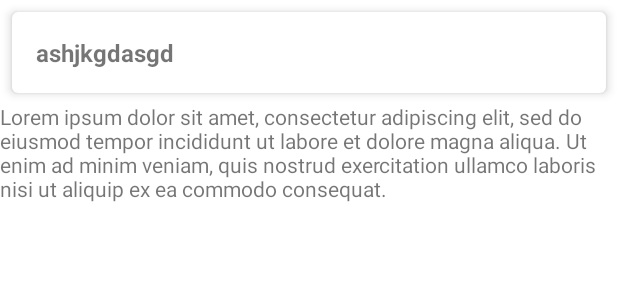
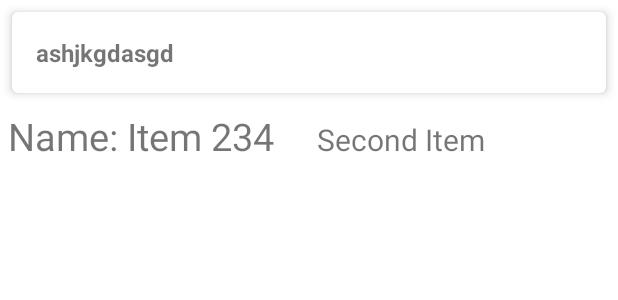
Before and after one commit to anupreetttt/FetchRewardsExercise, an Android app: the layout row_items.xml on its own in the app's theme, with its tools: preview values and no code run, on a phone screen of 412 x 824 dp. Shown: the top 300 px of the screen. Run offline under Robolectric (Android 15) with nearby library versions, the phone set to English and light mode, and no system bars.

Commit message:
Properly sorted

```diff
--- a/app/src/main/java/com/example/fetchrewardsexercise/MainActivity.kt
+++ b/app/src/main/java/com/example/fetchrewardsexercise/MainActivity.kt
@@ -50,7 +50,7 @@ class MainActivity : AppCompatActivity() {
                 val responseBody = response.body()!!
                 val items = responseBody
                     .filter { !it.name.isNullOrEmpty() }
-                    .sortedWith(compareBy({ it.listId }, { it.name } , {it.id}))
+                    .sortedWith(compareBy({ it.listId }, { it.name!!.split(" ")[1].toInt() }))
                     .groupBy { it.listId }
                     .toList()
 
--- a/app/src/main/java/com/example/fetchrewardsexercise/MyAdapter.kt
+++ b/app/src/main/java/com/example/fetchrewardsexercise/MyAdapter.kt
@@ -4,6 +4,7 @@ import android.content.Context
 import android.view.LayoutInflater
 import android.view.View
 import android.view.ViewGroup
+import android.widget.LinearLayout
 import android.widget.TextView
 import android.widget.Toast
 import androidx.constraintlayout.widget.ConstraintLayout
@@ -16,8 +17,7 @@ class MyAdapter(val context: Context, val dataItems: List<Pair<Int, List<MyDataI
     class ViewHolder(itemView: View) : RecyclerView.ViewHolder(itemView) {
         val listId: TextView = itemView.findViewById(R.id.list_id)
         val names: TextView = itemView.findViewById(R.id.textView1)
-//        val id : TextView = itemView.findViewById(R.id.textView2)
-        val constraintLayout: ConstraintLayout = itemView.findViewById(R.id.expandedLayout)
+        val constraintLayout: LinearLayout = itemView.findViewById(R.id.expandedLayout)
     }
 
     override fun onCreateViewHolder(parent: ViewGroup, viewType: Int): MyAdapter.ViewHolder {
@@ -29,10 +29,9 @@ class MyAdapter(val context: Context, val dataItems: List<Pair<Int, List<MyDataI
         val currentItem = dataItems[position].second[0]
 
         holder.listId.text = "List " + currentItem.listId.toString()
-//        holder.id.text = "ID: " + currentItem.id
 
-        val names = dataItems[position].second.joinToString(", ") { it.name!! }
-        holder.names.text = "Name: " + names
+        val names = dataItems[position].second.map { "Name: ${it.name!!}" }.joinToString(", ")
+        holder.names.text = names
 
         val isVisible : Boolean = currentItem.visibility
         holder.constraintLayout.visibility = if (isVisible) View.VISIBLE else View.GONE
--- a/app/src/main/res/layout/row_items.xml
+++ b/app/src/main/res/layout/row_items.xml
@@ -1,5 +1,6 @@
 <?xml version="1.0" encoding="utf-8"?>
-<androidx.constraintlayout.widget.ConstraintLayout xmlns:android="http://schemas.android.com/apk/res/android"
+<androidx.constraintlayout.widget.ConstraintLayout
+    xmlns:android="http://schemas.android.com/apk/res/android"
     xmlns:app="http://schemas.android.com/apk/res-auto"
     android:layout_width="match_parent"
     android:layout_height="wrap_content"
@@ -43,35 +44,48 @@
         </LinearLayout>
     </androidx.cardview.widget.CardView>
 
-    <androidx.constraintlayout.widget.ConstraintLayout
+    <LinearLayout
         android:id="@+id/expandedLayout"
         android:layout_width="match_parent"
         android:layout_height="wrap_content"
         android:layout_marginVertical="6dp"
         android:orientation="vertical"
-        app:layout_constraintBottom_toBottomOf="@id/underline"
+        app:layout_constraintBottom_toBottomOf="parent"
         app:layout_constraintEnd_toEndOf="parent"
         app:layout_constraintHorizontal_bias="0.5"
         app:layout_constraintStart_toStartOf="parent"
         app:layout_constraintTop_toBottomOf="@+id/cardView_header">
 
-        <TextView
-            android:id="@+id/textView1"
+        <LinearLayout
             android:layout_width="match_parent"
             android:layout_height="wrap_content"
-            android:text="Lorem ipsum dolor sit amet, consectetur adipiscing elit, sed do eiusmod tempor incididunt ut labore et dolore magna aliqua. Ut enim ad minim veniam, quis nostrud exercitation ullamco laboris nisi ut aliquip ex ea commodo consequat. "
-            app:layout_constraintBottom_toBottomOf="parent"
-            app:layout_constraintEnd_toEndOf="parent"
-            app:layout_constraintHorizontal_bias="0.5"
-            app:layout_constraintStart_toStartOf="parent"
-            app:layout_constraintTop_toTopOf="parent"
-            app:layout_constraintVertical_bias="0.5" />
+            android:orientation="horizontal"
+            android:weightSum="2">
 
-    </androidx.constraintlayout.widget.ConstraintLayout>
+            <TextView
+                android:id="@+id/textView1"
+                android:layout_width="0dp"
+                android:layout_height="wrap_content"
+                android:layout_weight="1"
+                android:padding="5dp"
+                android:text="Name: Item 234"
+                android:textSize="25sp" />
 
-    <View
-        android:id="@+id/underline"
-        android:layout_width="match_parent"
-        android:layout_height="1dp"
-        app:layout_constraintBottom_toBottomOf="parent" />
+            <TextView
+                android:id="@+id/textView2"
+                android:layout_width="0dp"
+                android:layout_height="wrap_content"
+                android:layout_weight="1"
+                android:padding="5dp"
+                android:text="Second Item"
+                android:textSize="20sp" />
+
+        </LinearLayout>
+
+        <View
+            android:id="@+id/underline"
+            android:layout_width="match_parent"
+            android:layout_height="1dp" />
+    </LinearLayout>
+
 </androidx.constraintlayout.widget.ConstraintLayout>
```
